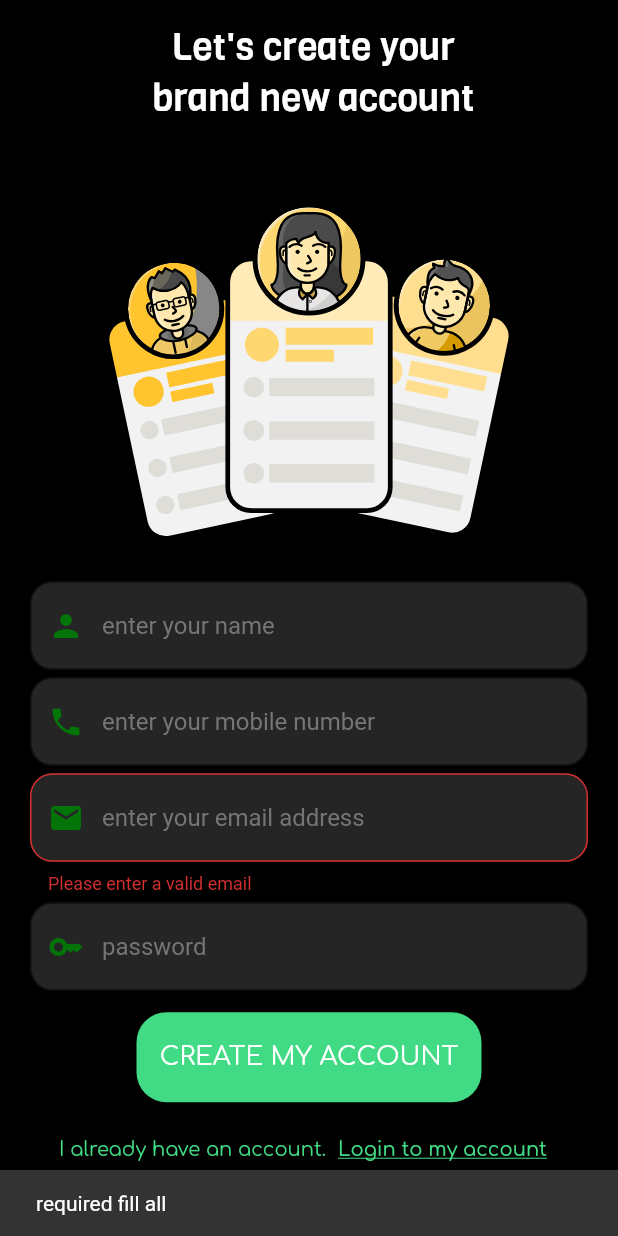
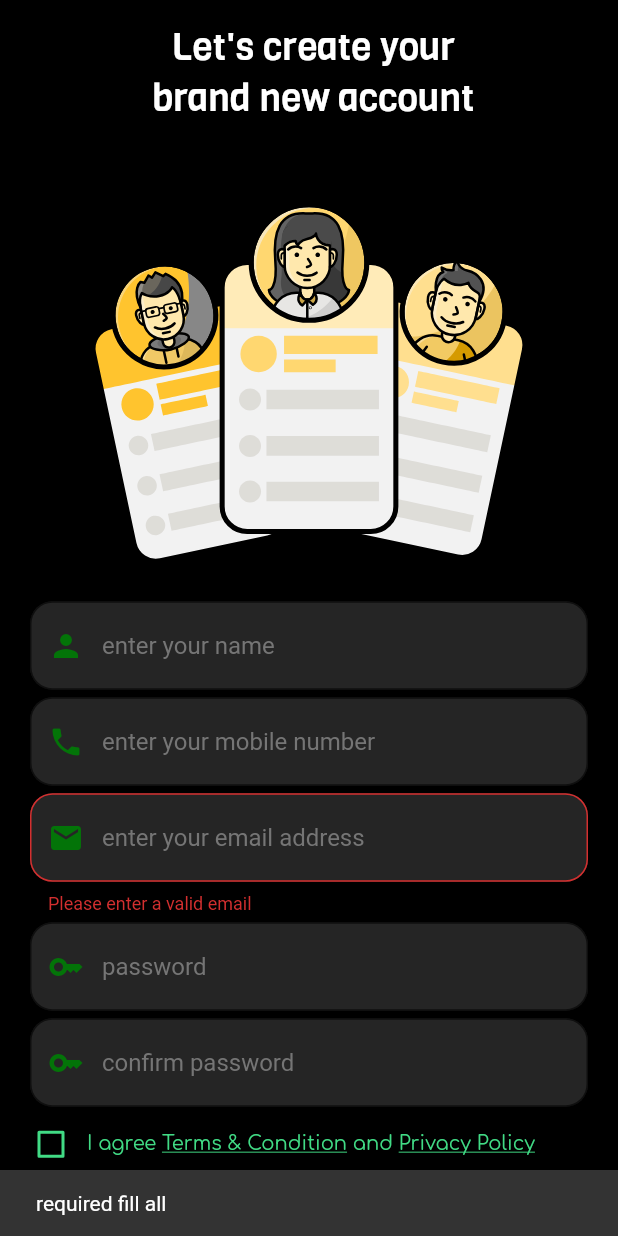
Before and after one commit to darshana0908/pitarata_job_, a Flutter app: the NameScreenOne screen opened directly, after a tap on "CREATE MY ACCOUNT", on a phone screen of 412 x 824 dp. Run offline on Flutter 3.47's test engine with Material 2 defaults, Android fonts, the phone set to English and light mode, and no system bars; our stand-ins replace email_validator, flutter_image_slideshow, flutter_svg, lottie, responsive_framework and 1 more; missing offline and left inert: dart:ffi; project files that could hold a hidden picture were left out.

Commit message:
2023.05.11

```diff
--- a/lib/Screen/home/home.dart
+++ b/lib/Screen/home/home.dart
@@ -1,3 +1,4 @@
+import 'dart:convert';
 import 'dart:developer';
 import 'package:flutter/material.dart';
 import 'package:flutter_image_slideshow/flutter_image_slideshow.dart';
@@ -10,7 +11,7 @@ import 'package:pitarata_job/widget/custom_home.dart';
 import 'package:pitarata_job/widget/custom_list.dart';
 import 'package:pitarata_job/widget/custom_text.dart';
 import 'package:pitarata_job/widget/drawer.dart';
-
+import 'package:http/http.dart' as http;
 import '../notification/notification.dart';
 
 class HomeScreen extends StatefulWidget {
@@ -21,6 +22,8 @@ class HomeScreen extends StatefulWidget {
 }
 
 class _HomeScreenState extends State<HomeScreen> {
+
+
   int _selectedIndex = 0;
   String title = '';
   static const List<Widget> _pages = <Widget>[
--- a/lib/Screen/intro/intro_1.dart
+++ b/lib/Screen/intro/intro_1.dart
@@ -53,8 +53,8 @@ class _IntroOnePageState extends State<IntroOnePage> {
           child: Container(
             alignment: Alignment.bottomRight,
             child: InkWell(
-                onTap: () {
-                  Navigator.push(
+                onTap: () async {
+                  await Navigator.push(
                     context,
                     MaterialPageRoute(builder: (context) => IntroTwoPage()),
                   );
--- a/lib/Screen/name_screen/name_screen_1.dart
+++ b/lib/Screen/name_screen/name_screen_1.dart
@@ -1,3 +1,5 @@
+import 'dart:developer';
+
 import 'package:flutter/material.dart';
 import 'package:flutter/src/widgets/container.dart';
 import 'package:flutter/src/widgets/framework.dart';
@@ -23,18 +25,17 @@ class _NameScreenOneState extends State<NameScreenOne> {
   TextEditingController mobile = TextEditingController();
   TextEditingController email = TextEditingController();
   TextEditingController password = TextEditingController();
+  TextEditingController confirmPassword = TextEditingController();
+  bool checkBox = false;
   @override
   Widget build(BuildContext context) {
     return Scaffold(
       backgroundColor: black,
       body: SafeArea(
+        child: Padding(
+          padding: const EdgeInsets.symmetric(horizontal: 10),
           child: SingleChildScrollView(
-          child: Padding(
-            padding: const EdgeInsets.symmetric(horizontal: 20),
-            child: SizedBox(
-              height: 100.h,
-              child: Stack(children: [
-                Column(
+            child: Column(
               children: [
                 Padding(
                   padding: const EdgeInsets.only(top: 15),
@@ -50,29 +51,37 @@ class _NameScreenOneState extends State<NameScreenOne> {
                 ),
                 Padding(
                   padding: EdgeInsets.symmetric(
-                          vertical: MediaQuery.of(context).size.height / 110,
+                      vertical: MediaQuery.of(context).size.height / 200,
                       horizontal: MediaQuery.of(context).size.width / 10),
                   child: Lottie.asset('assets/create_new_account.json'),
                 ),
-                    CustomTextField(
+                Padding(
+                  padding: const EdgeInsets.symmetric(horizontal: 10),
+                  child: CustomTextField(
                     icon: Icons.person,
                     keyInput: TextInputType.text,
                     controller: name,
                     hintText: 'enter your name',
                   ),
+                ),
                 SizedBox(
                   height: 5,
                 ),
-                    CustomTextField(
+                Padding(
+                  padding: const EdgeInsets.symmetric(horizontal: 10),
+                  child: CustomTextField(
                     icon: Icons.phone,
                     keyInput: TextInputType.number,
                     controller: mobile,
                     hintText: 'enter your mobile number',
                   ),
+                ),
                 SizedBox(
                   height: 5,
                 ),
-                    Form(
+                Padding(
+                  padding: const EdgeInsets.symmetric(horizontal: 10),
+                  child: Form(
                     autovalidateMode: AutovalidateMode.always,
                     child: CustomTextField(
                       icon: Icons.email,
@@ -81,20 +90,92 @@ class _NameScreenOneState extends State<NameScreenOne> {
                       hintText: 'enter your email address',
                     ),
                   ),
+                ),
                 SizedBox(
                   height: 5,
                 ),
-                    CustomTextField(
+                Padding(
+                  padding: const EdgeInsets.symmetric(horizontal: 10),
+                  child: CustomTextField(
                     icon: Icons.key,
                     keyInput: TextInputType.visiblePassword,
                     controller: password,
                     hintText: 'password',
                   ),
+                ),
                 SizedBox(
-                      height: 10,
+                  height: 5,
                 ),
-                    Expanded(
-                      child: Align(
+                Padding(
+                  padding: const EdgeInsets.symmetric(horizontal: 10),
+                  child: CustomTextField(
+                    icon: Icons.key,
+                    keyInput: TextInputType.visiblePassword,
+                    controller: confirmPassword,
+                    hintText: 'confirm password',
+                  ),
+                ),
+                Container(
+                  height: 50,
+                  child: Row(
+                    children: [
+                      Checkbox(
+                        hoverColor: black,
+                        focusColor: font_green,
+                        checkColor: background_green,
+                        activeColor: black,
+                        shape: RoundedRectangleBorder(
+                          borderRadius: BorderRadius.circular(1.0),
+                        ),
+                        side: MaterialStateBorderSide.resolveWith(
+                          (states) => BorderSide(width: 2.0, color: font_green),
+                        ),
+                        value: checkBox,
+                        onChanged: (value) {
+                          setState(() {
+                            checkBox = value!;
+                            log(checkBox.toString());
+                          });
+                        },
+                      ),
+                      Row(
+                        children: [
+                          Text(
+                            "I agree ",
+                            style: TextStyle(
+                                fontSize: 13,
+                                color: font_green,
+                                fontFamily: 'Comfortaa-VariableFont_wght'),
+                          ),
+                          Text(
+                            "Terms & Condition ",
+                            style: TextStyle(
+                                decoration: TextDecoration.underline,
+                                fontSize: 13,
+                                color: font_green,
+                                fontFamily: 'Comfortaa-VariableFont_wght'),
+                          ),
+                          Text(
+                            "and ",
+                            style: TextStyle(
+                                fontSize: 13,
+                                color: font_green,
+                                fontFamily: 'Comfortaa-VariableFont_wght'),
+                          ),
+                          Text(
+                            "Privacy Policy",
+                            style: TextStyle(
+                                decoration: TextDecoration.underline,
+                                fontSize: 13,
+                                color: font_green,
+                                fontFamily: 'Comfortaa-VariableFont_wght'),
+                          ),
+                        ],
+                      )
+                    ],
+                  ),
+                ),
+                Align(
                   alignment: Alignment.bottomCenter,
                   child: InkWell(
                     onTap: () {
@@ -104,19 +185,29 @@ class _NameScreenOneState extends State<NameScreenOne> {
                           password.text.isNotEmpty) {
                         if (email.text.contains("@") &&
                             email.text.contains(".")) {
+                          if (password.text == confirmPassword.text) {
+                            if (checkBox == true) {
                               Navigator.push(
                                   context,
                                   MaterialPageRoute(
                                       builder: (context) => NameScreenTwo()));
                             } else {
                               ScaffoldMessenger.of(context).showSnackBar(
-                                    const SnackBar(
-                                        content: Text("enter valid email ")));
+                                  const SnackBar(content: Text("check Box  ")));
                             }
                           } else {
                             ScaffoldMessenger.of(context).showSnackBar(
                                 const SnackBar(
-                                    content: Text("required fill all ")),
+                                    content: Text("password incorrect ")));
+                          }
+                        } else {
+                          ScaffoldMessenger.of(context).showSnackBar(
+                            const SnackBar(content: Text("enter valid email ")),
+                          );
+                        }
+                      } else {
+                        ScaffoldMessenger.of(context).showSnackBar(
+                          const SnackBar(content: Text("required fill all ")),
                         );
                       }
                     },
@@ -129,9 +220,7 @@ class _NameScreenOneState extends State<NameScreenOne> {
                     ),
                   ),
                 ),
-                    ),
-                    Expanded(
-                      child: Align(
+                Align(
                   alignment: Alignment.bottomCenter,
                   child: Padding(
                     padding: const EdgeInsets.symmetric(vertical: 5),
@@ -140,8 +229,7 @@ class _NameScreenOneState extends State<NameScreenOne> {
                         child: Container(
                             alignment: Alignment.center,
                             child: Row(
-                                    crossAxisAlignment:
-                                        CrossAxisAlignment.center,
+                              crossAxisAlignment: CrossAxisAlignment.center,
                               mainAxisAlignment: MainAxisAlignment.center,
                               children: [
                                 Text(
@@ -157,8 +245,7 @@ class _NameScreenOneState extends State<NameScreenOne> {
                                     Navigator.push(
                                       context,
                                       MaterialPageRoute(
-                                                builder: (context) =>
-                                                    NameScreen()),
+                                          builder: (context) => NameScreen()),
                                     );
                                   },
                                   child: Text(
@@ -168,13 +255,11 @@ class _NameScreenOneState extends State<NameScreenOne> {
                                         color: font_green,
                                         fontFamily:
                                             'Comfortaa-VariableFont_wght',
-                                              decoration:
-                                                  TextDecoration.underline),
+                                        decoration: TextDecoration.underline),
                                   ),
                                 ),
                               ],
                             ))),
-                        ),
                   ),
                 ),
                 SizedBox(
@@ -182,8 +267,6 @@ class _NameScreenOneState extends State<NameScreenOne> {
                 )
               ],
             ),
-              ]),
-            ),
           ),
         ),
       ),
--- a/lib/Screen/splash/Splash.dart
+++ b/lib/Screen/splash/Splash.dart
@@ -54,7 +54,7 @@ class _SplashPageState extends State<SplashPage> {
                 child: Padding(
                   padding: const EdgeInsets.symmetric(horizontal: 80),
                   child: Image.asset(
-                    'assets/app-logo.png',
+                    'assets/app icon.png',
                   ),
                 ),
               ),
--- a/lib/Screen/welcom/welcom.dart
+++ b/lib/Screen/welcom/welcom.dart
@@ -29,10 +29,13 @@ class WelcomePage extends StatelessWidget {
                       fontFamily: 'Viga',
                       fontSize: 40.sp)),
             ),
-            Text('Take a moment each day to improve yourself. ',
-                textAlign: TextAlign.center,
-                style: TextStyle(
-                    color: Colors.white, fontFamily: 'Viga', fontSize: 26)),
+            Padding(
+              padding: const EdgeInsets.symmetric(horizontal: 10),
+              child: Text('Take a moment each day to improve yourself. ',
+                  textAlign: TextAlign.center,
+                  style: TextStyle(
+                      color: Colors.white, fontFamily: 'Viga', fontSize: 26)),
+            ),
             Expanded(
               child: Align(
                 alignment: Alignment.bottomCenter,
--- a/pubspec.yaml
+++ b/pubspec.yaml
@@ -37,6 +37,7 @@ dependencies:
   responsive_framework: ^1.0.0
   email_validator: ^2.1.17
   sizer: ^2.0.15
+  http: ^0.13.5
 
 
   # The following adds the Cupertino Icons font to your application.
```
Also changed, not shown: assets/app icon.png (added), pubspec.lock. Lines whose indentation alone changed are shown as unchanged.
